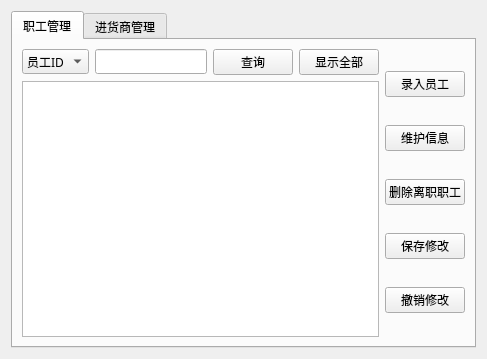
liwen123cd/curly-tribble, file staffmanager.ui: the form before one commit.
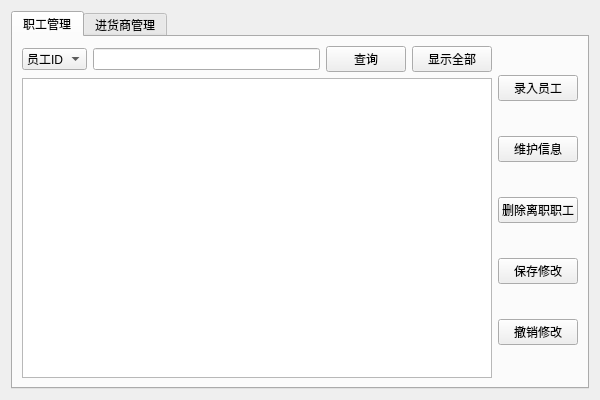
The form after the commit.

What changed in the file:
```diff
--- a/staffmanager.ui
+++ b/staffmanager.ui
@@ -9,21 +9,18 @@
    <rect>
     <x>0</x>
     <y>0</y>
-    <width>487</width>
-    <height>359</height>
+    <width>600</width>
+    <height>400</height>
    </rect>
   </property>
   <property name="font">
    <font>
-    <family>Microsoft YaHei</family>
+    <family>Microsoft YaHei UI</family>
    </font>
   </property>
   <property name="windowTitle">
    <string>人事管理窗口</string>
   </property>
-  <property name="autoFillBackground">
-   <bool>true</bool>
-  </property>
   <layout class="QGridLayout" name="gridLayout_3">
    <item row="0" column="0">
     <widget class="QTabWidget" name="tabWidget">
```
